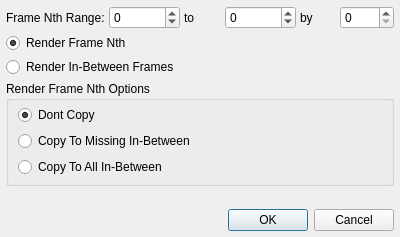
This is cpp/lib/freezer/ui/framenthdialogui.ui in justajeffy/arsenalsuite as Qt 5 draws it before an edit. The edited form follows.
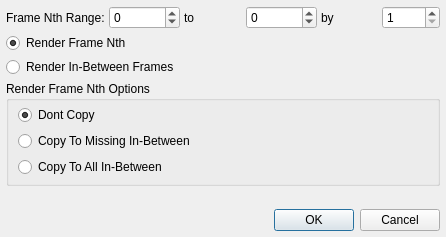
This is the edited form.

What changed in the file:
```diff
--- a/cpp/lib/freezer/ui/framenthdialogui.ui
+++ b/cpp/lib/freezer/ui/framenthdialogui.ui
@@ -1,11 +1,11 @@
 <ui version="4.0" >
  <class>FrameNthDialogUI</class>
- <widget class="QDialog" name="FrameNthDialogUI" >
-  <property name="geometry" >
+ <widget class="QDialog" name="FrameNthDialogUI">
+  <property name="geometry">
    <rect>
     <x>0</x>
     <y>0</y>
-    <width>400</width>
+    <width>446</width>
     <height>237</height>
    </rect>
   </property>
@@ -63,8 +63,11 @@
       </widget>
      </item>
      <item>
-      <widget class="QSpinBox" name="mFrameNthSpin" >
-       <property name="maximum" >
+      <widget class="QSpinBox" name="mFrameNthSpin">
+       <property name="minimum">
+        <number>1</number>
+       </property>
+       <property name="maximum">
         <number>9999</number>
        </property>
       </widget>
```
Left out of the diff: 92 changed lines with no effect on the pictures.
